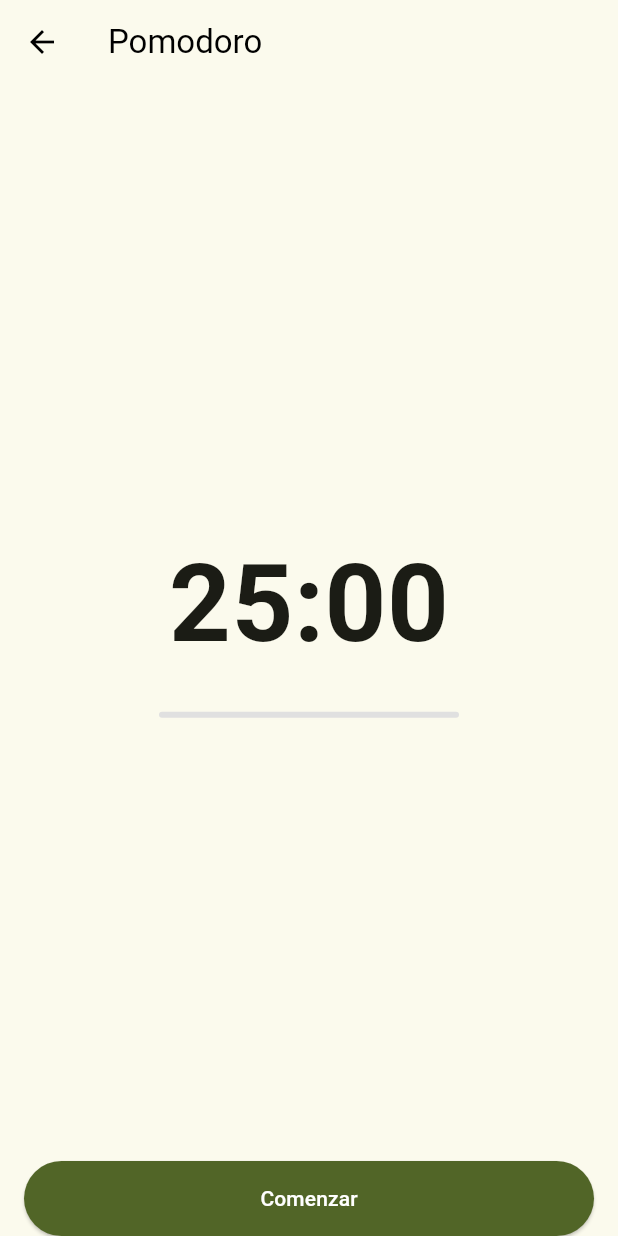
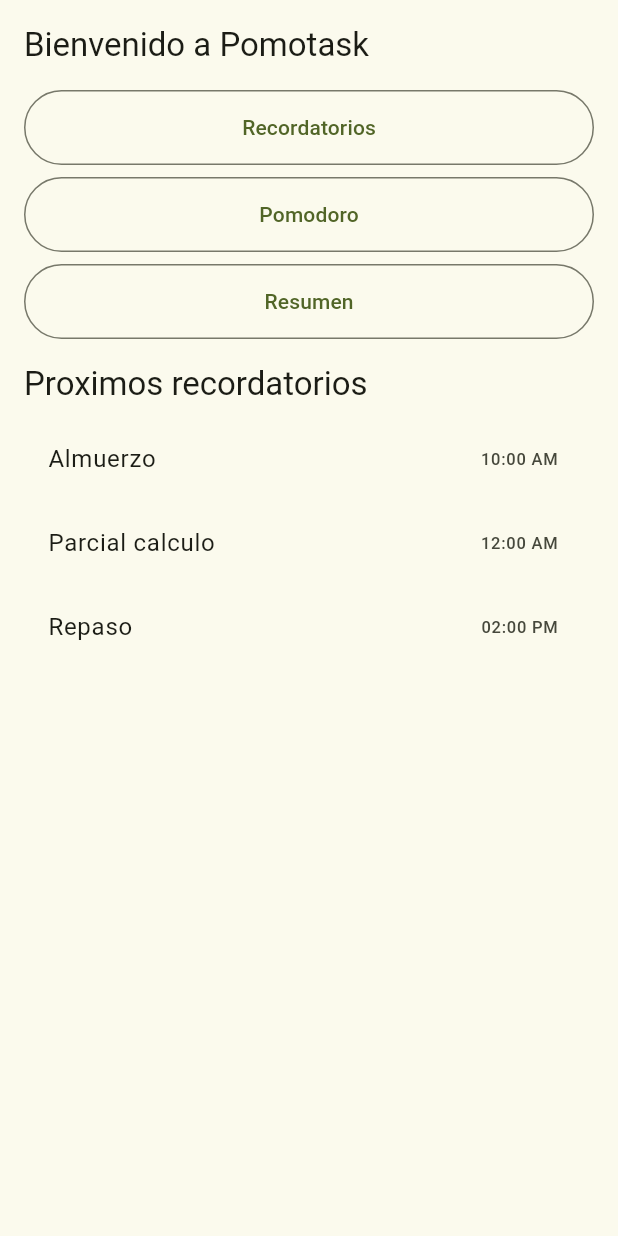
Before and after one commit to dasafodev/pomotask, a Flutter app: the screen it shows after launch, on a phone screen of 412 x 824 dp. Run offline on Flutter 3.47's test engine with Material 3 defaults, Android fonts, the phone set to English and light mode, and no system bars.

Commit message:
feat: home view

```diff
--- /dev/null
+++ b/lib/home/home_view.dart
@@ -0,0 +1,66 @@
+import 'package:flutter/material.dart';
+import 'package:pomotask/pomodoro/pomodoro_view.dart';
+import 'package:pomotask/ui/button.dart';
+
+class HomeView extends StatelessWidget {
+  const HomeView({super.key});
+
+  @override
+  Widget build(BuildContext context) {
+    return Scaffold(
+      body: SafeArea(
+        child: Padding(
+          padding: const EdgeInsets.all(16),
+          child: Column(
+            crossAxisAlignment: CrossAxisAlignment.start,
+            children: [
+              Text(
+                'Bienvenido a Pomotask',
+                style: Theme.of(context).textTheme.titleLarge,
+              ),
+              const SizedBox(height: 16),
+              SimpleButton(
+                onPressed: () {},
+                child: const Text('Recordatorios'),
+              ),
+              const SizedBox(height: 8),
+              SimpleButton(
+                onPressed: () {
+                  Navigator.push(
+                    context,
+                    MaterialPageRoute(
+                        builder: (context) => const PomodoroView()),
+                  );
+                },
+                child: const Text('Pomodoro'),
+              ),
+              const SizedBox(height: 8),
+              SimpleButton(
+                onPressed: () {},
+                child: const Text('Resumen'),
+              ),
+              const SizedBox(height: 16),
+              Text(
+                'Proximos recordatorios',
+                style: Theme.of(context).textTheme.titleLarge,
+              ),
+              const SizedBox(height: 8),
+              const ListTile(
+                title: Text('Almuerzo'),
+                trailing: Text('10:00 AM'),
+              ),
+              const ListTile(
+                title: Text('Parcial calculo'),
+                trailing: Text('12:00 AM'),
+              ),
+              const ListTile(
+                title: Text('Repaso'),
+                trailing: Text('02:00 PM'),
+              ),
+            ],
+          ),
+        ),
+      ),
+    );
+  }
+}
--- a/lib/main.dart
+++ b/lib/main.dart
@@ -1,5 +1,5 @@
 import 'package:flutter/material.dart';
-import 'package:pomotask/pomodoro/pomodoro_view.dart';
+import 'package:pomotask/home/home_view.dart';
 
 void main() {
   runApp(const MyApp());
@@ -12,6 +12,7 @@ class MyApp extends StatelessWidget {
   Widget build(BuildContext context) {
     return MaterialApp(
       title: 'Pomotask',
+      debugShowCheckedModeBanner: false,
       theme: ThemeData(
         scaffoldBackgroundColor: const Color(0xffFBFAED),
         primaryColor: const Color(0xffFBFAED),
@@ -26,7 +27,7 @@ class MyApp extends StatelessWidget {
         ),
         useMaterial3: true,
       ),
-      home: const PomodoroScreen(),
+      home: const HomeView(),
     );
   }
 }
--- a/lib/pomodoro/pomodoro_view.dart
+++ b/lib/pomodoro/pomodoro_view.dart
@@ -3,14 +3,14 @@ import 'dart:async';
 import 'package:flutter/material.dart';
 import 'package:pomotask/ui/button.dart';
 
-class PomodoroScreen extends StatefulWidget {
-  const PomodoroScreen({super.key});
+class PomodoroView extends StatefulWidget {
+  const PomodoroView({super.key});
 
   @override
-  State<PomodoroScreen> createState() => _PomodoroScreenState();
+  State<PomodoroView> createState() => _PomodoroViewState();
 }
 
-class _PomodoroScreenState extends State<PomodoroScreen> {
+class _PomodoroViewState extends State<PomodoroView> {
   static const int _workDuration = 25 * 60;
   static const int _breakDuration = 5 * 60;
   int _secondsRemaining = _workDuration;
@@ -57,6 +57,7 @@ class _PomodoroScreenState extends State<PomodoroScreen> {
       _isBreak = false;
       _secondsRemaining = _workDuration;
     });
+    Navigator.pop(context);
   }
 
   String _formatTime(int seconds) {
@@ -70,10 +71,6 @@ class _PomodoroScreenState extends State<PomodoroScreen> {
     return Scaffold(
       appBar: AppBar(
         title: const Text('Pomodoro'),
-        leading: IconButton(
-          icon: const Icon(Icons.arrow_back),
-          onPressed: () {},
-        ),
       ),
       body: Center(
         child: Column(
@@ -116,10 +113,15 @@ class _PomodoroScreenState extends State<PomodoroScreen> {
                   child: const Text('Finalizar sesión'),
                 ),
                 const SizedBox(height: 16),
-                SimpleButton(
-                  onPressed: () => _resetTimer(!_isBreak),
-                  child: const Text('Descansar'),
-                ),
+                !_isBreak
+                    ? SimpleButton(
+                        onPressed: () => _resetTimer(!_isBreak),
+                        child: const Text('Descansar'),
+                      )
+                    : SimpleButton(
+                        onPressed: () => _resetTimer(!_isBreak),
+                        child: const Text('Trabajar'),
+                      ),
               ],
             ],
           ),
```
